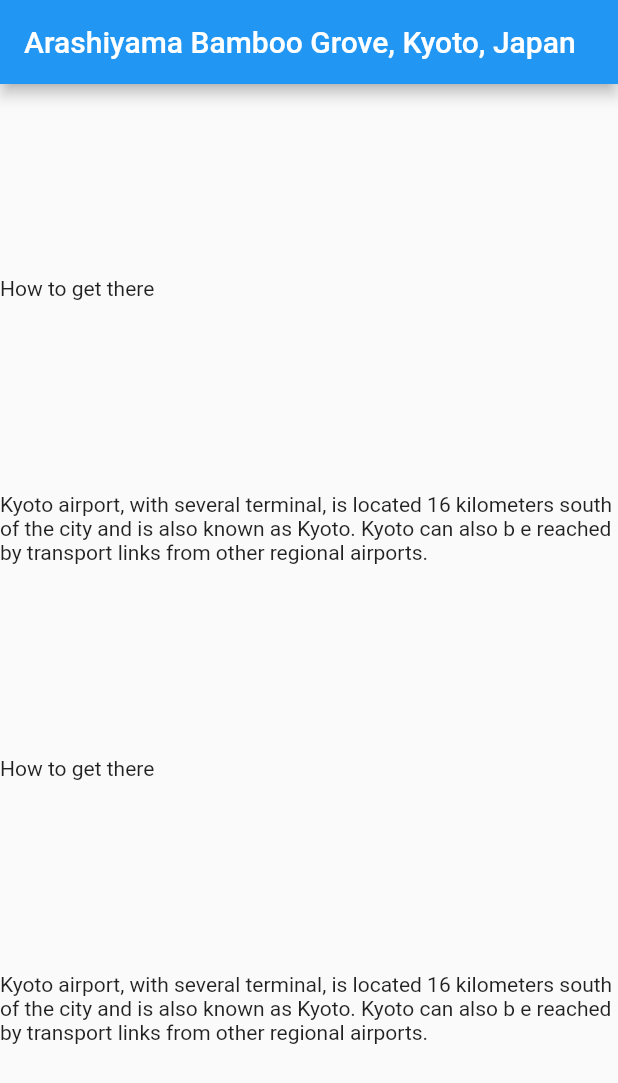
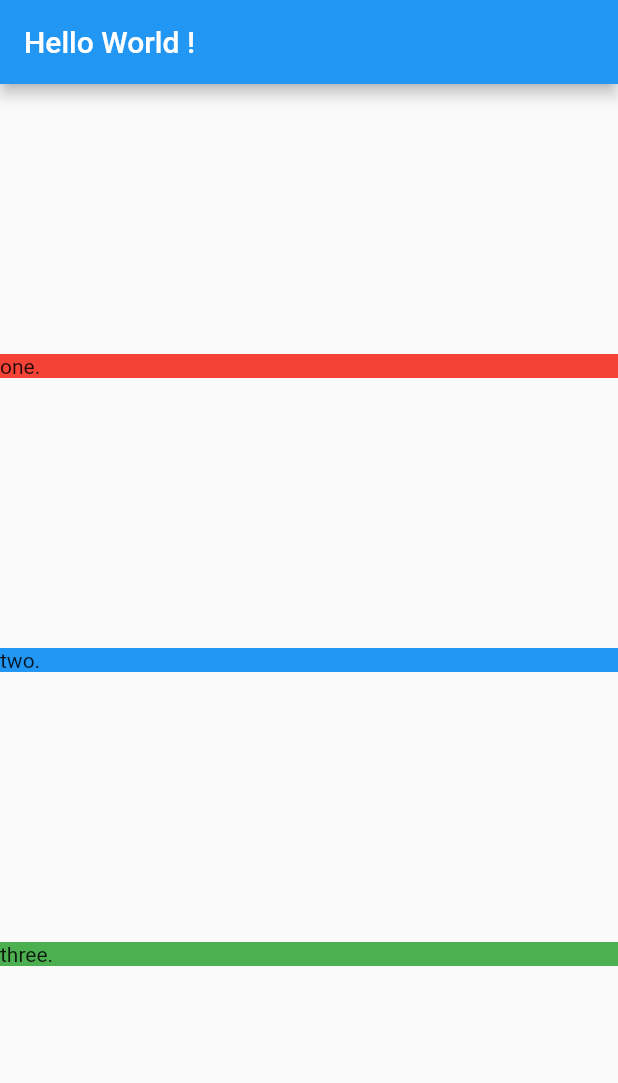
Before and after one commit to ajibeshMohapatra/MM-Task, a Flutter app: the screen it shows after launch, on a phone screen of 412 x 824 dp. Shown: the top 1083 px of the screen. Run offline on Flutter 3.47's test engine with Material 2 defaults, Android fonts, the phone set to English and light mode, and no system bars.

Commit message:
Revert "App Task - 4"
This reverts commit 02f4a3b143ae741c389d9f5bc27273c98ddbce0a.

```diff
--- a/App Task/task_app/lib/location_detail.dart
+++ b/App Task/task_app/lib/location_detail.dart
@@ -1,37 +1,29 @@
 import 'package:flutter/material.dart';
-import 'models/location.dart';
 
 class LocationDetail extends StatelessWidget{
-  final Location location;
-
-  LocationDetail(this.location);
-
 @override
 Widget build(BuildContext context){
  return Scaffold(
       appBar: AppBar(
-      title: Text(location.name),
+      title: Text("Hello World !"),
       ),
   body: Column(
   mainAxisAlignment: MainAxisAlignment.spaceEvenly,
   crossAxisAlignment: CrossAxisAlignment.stretch,
-  children: _renderFacts(location),
+  children: [
+  section("one.", Colors.red),
+    section("two.", Colors.blue),
+    section("three.", Colors.green),
+  ],
   ),
   );
 }
-List<Widget> _renderFacts(Location location){
-  var result = List<Widget>();
-  for (int i=0; i < location.facts.length; i++){
-    result.add(_sectionTitle(location.facts[1].title));
-    result.add(_sectionText(location.facts[1].text));
-  }
-  return result;
-}
-
-Widget _sectionTitle(String text){
-  return Text(text);
-}
-Widget _sectionText(String text){
-  return Text(text);
+Widget section(String title,Color color){
+  return Container(
+    decoration: BoxDecoration(
+      color: color,
+    ),
+    child: Text(title),
+  );
 }
 }
--- a/App Task/task_app/lib/main.dart
+++ b/App Task/task_app/lib/main.dart
@@ -1,10 +1,7 @@
 import 'package:flutter/material.dart';
-import 'models/location.dart';
 import 'location_detail.dart';
-import 'mocks/mock_location.dart';
 
 void main(){
-  final Location mockLocation = MockLocation.FetchAny();
   return runApp(MaterialApp(
-    home: LocationDetail(mockLocation )));
+    home: LocationDetail()));
 }
--- a/App Task/task_app/lib/mocks/mock_location.dart
+++ /dev/null
@@ -1,21 +0,0 @@
- import 'package:task_app/models/location_fact.dart';
-  import '../models/location.dart';
-
-class MockLocation extends Location{
-  static Location FetchAny(){
-    return Location(
-      name: 'Arashiyama Bamboo Grove, Kyoto, Japan',
-      url: 'https://goo.gl/Npy2K8',
-      facts: <LocationFact>[
-        LocationFact(
-          title: 'Summary',
-          text: 'While we could go on about the ethereal glow and seemingly endless heights of this bamboo grove on the outskirts of Kyoto, ths sight\'s pleasurees extend beyond the virtual realm'
-        ),
-        LocationFact(
-          title: 'How to get there',
-          text: 'Kyoto airport, with several terminal, is located 16 kilometers south of the city and is also known as Kyoto. Kyoto can also b e reached by transport links from other regional airports.'
-        )
-      ]
-    );
-  }
-}
--- a/App Task/task_app/lib/models/location.dart
+++ /dev/null
@@ -1,8 +0,0 @@
-import './location_fact.dart';
-
-class Location{
-  final String name;
-  final String url;
-  final List<LocationFact> facts;
-  Location({this.name, this.url, this.facts});
-}
--- a/App Task/task_app/lib/models/location_fact.dart
+++ /dev/null
@@ -1,5 +0,0 @@
-class LocationFact{
-  final String title;
-  final String text;
-  LocationFact({this.title, this.text});
-}
```
